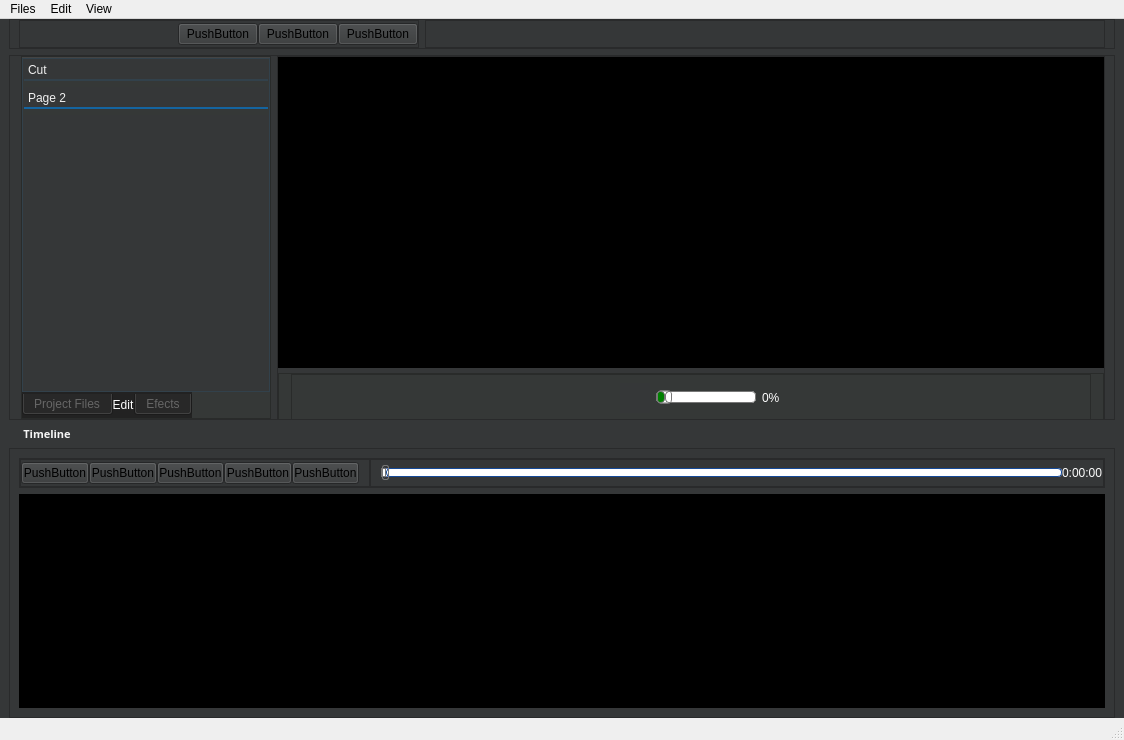
Above: VideoEditor/ui/mainwindow.ui from NorthSIdeOne/VideoEditor before the change. Below: the same form after it.
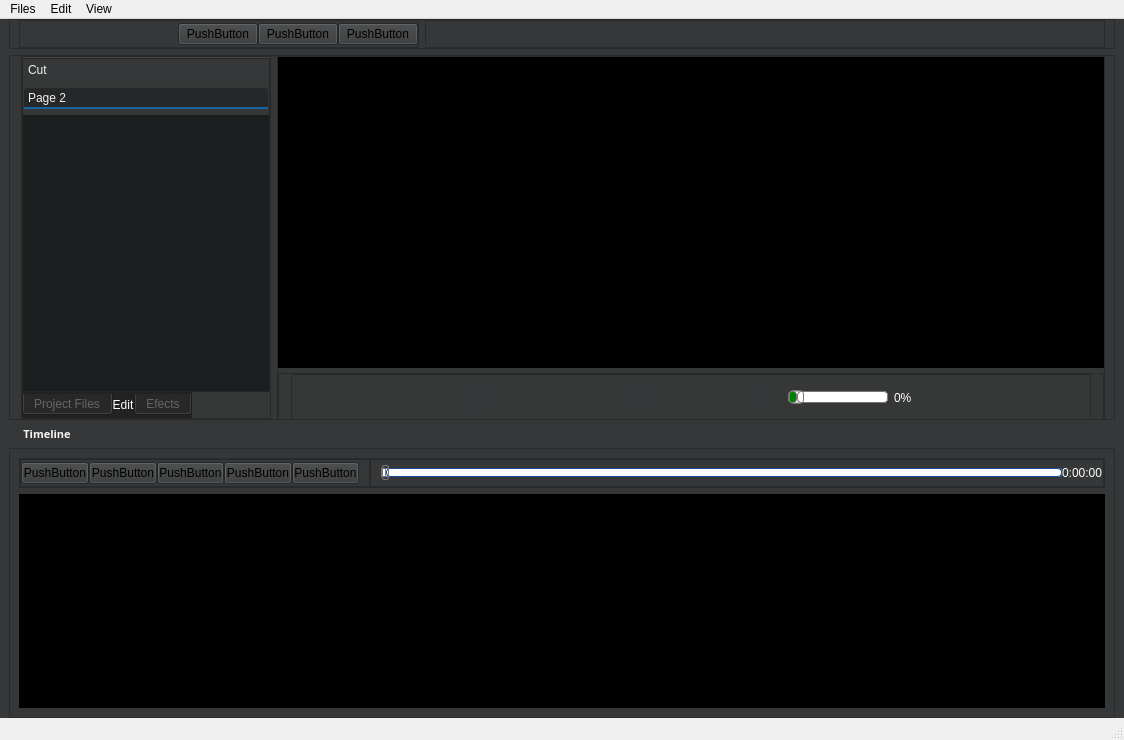
That is the form after the change. The open tabs and pages were chosen to show the change. Icons and pictures are not drawn.

Commit message: -Added skip forward/back 15 seconds icons and functions -Added speed control functionality -Added a test version of timeline

What changed in the file:
```diff
--- a/VideoEditor/ui/mainwindow.ui
+++ b/VideoEditor/ui/mainwindow.ui
@@ -409,7 +409,8 @@
                  <string notr="true">QToolBox {
   padding: 0px;
   border: 0px;
-  border: 1px solid #32414B;
+  border: 1px solid rgb(37, 38, 39);
+
 }
 
 QToolBox:selected {
@@ -418,7 +419,7 @@
 }
 
 QToolBox::tab {
-  background-color: #353738;
+  background-color:#353738;
   border: 1px solid#353738;
   color: #F0F0F0;
   border-top-left-radius: 4px;
@@ -426,21 +427,21 @@
 }
 
 QToolBox::tab:disabled {
-  color:#353738;
+  color:red;
 }
 
 QToolBox::tab:selected {
-  background-color: #353738;
+  background-color: rgb(38, 39, 40);
   border-bottom: 2px solid #1464A0;
 }
 
 QToolBox::tab:selected:disabled {
-  background-color: #353738;
+  background-color:red;
   border-bottom: 2px solid #14506E;
 }
 
 QToolBox::tab:!selected {
-  background-color: #353738;
+  background-color: rgb(40, 42, 43)
   border-bottom: 2px solid #32414B;
 }
 
@@ -480,10 +481,13 @@
                   <rect>
                    <x>0</x>
                    <y>0</y>
-                   <width>100</width>
-                   <height>30</height>
+                   <width>246</width>
+                   <height>263</height>
                   </rect>
                  </property>
+                 <property name="styleSheet">
+                  <string notr="true">background:rgb(29, 30, 31)</string>
+                 </property>
                  <attribute name="label">
                   <string>Page 2</string>
                  </attribute>
@@ -712,6 +716,76 @@
                   </property>
                  </widget>
                 </item>
+                <item>
+                 <spacer name="horizontalSpacer_7">
+                  <property name="orientation">
+                   <enum>Qt::Horizontal</enum>
+                  </property>
+                  <property name="sizeType">
+                   <enum>QSizePolicy::Preferred</enum>
+                  </property>
+                  <property name="sizeHint" stdset="0">
+                   <size>
+                    <width>20</width>
+                    <height>20</height>
+                   </size>
+                  </property>
+                 </spacer>
+                </item>
+                <item>
+                 <widget class="QPushButton" name="skipbackButton">
+                  <property name="minimumSize">
+                   <size>
+                    <width>40</width>
+                    <height>40</height>
+                   </size>
+                  </property>
+                  <property name="maximumSize">
+                   <size>
+                    <width>40</width>
+                    <height>40</height>
+                   </size>
+                  </property>
+                  <property name="styleSheet">
+                   <string notr="true">QPushButton {
+    color: #333;
+    border: 0px solid #555;
+    border-radius: 20px;
+    background:#353738;
+    }
+
+QPushButton:hover {
+    background: qradialgradient(
+        cx: 0.3, cy: -0.4, fx: 0.3, fy: -0.4,
+        radius: 1.35, stop: 0 #fff, stop: 1 #bbb
+        );
+    }
+QPushButton:pressed {
+    border-style: inset;
+    background: qradialgradient(
+        cx: 0.4, cy: -0.1, fx: 0.4, fy: -0.1,
+        radius: 1.35, stop: 0 #fff, stop: 1 #ddd
+        );
+    }</string>
+                  </property>
+                  <property name="text">
+                   <string/>
+                  </property>
+                  <property name="icon">
+                   <iconset>
+                    <normaloff>../resources/icons/GUI_Icons/15seconds_back.png</normaloff>../resources/icons/GUI_Icons/15seconds_back.png</iconset>
+                  </property>
+                  <property name="iconSize">
+                   <size>
+                    <width>50</width>
+                    <height>50</height>
+                   </size>
+                  </property>
+                  <property name="flat">
+                   <bool>false</bool>
+                  </property>
+                 </widget>
+                </item>
                 <item>
                  <spacer name="horizontalSpacer_3">
                   <property name="orientation">
@@ -801,6 +875,76 @@
                   </property>
                  </spacer>
                 </item>
+                <item>
+                 <widget class="QPushButton" name="skipforwardButton">
+                  <property name="minimumSize">
+                   <size>
+                    <width>40</width>
+                    <height>40</height>
+                   </size>
+                  </property>
+                  <property name="maximumSize">
+                   <size>
+                    <width>40</width>
+                    <height>40</height>
+                   </size>
+                  </property>
+                  <property name="styleSheet">
+                   <string notr="true">QPushButton {
+    color: #333;
+    border: 0px solid #555;
+    border-radius: 20px;
+    background:#353738;
+    }
+
+QPushButton:hover {
+    background: qradialgradient(
+        cx: 0.3, cy: -0.4, fx: 0.3, fy: -0.4,
+        radius: 1.35, stop: 0 #fff, stop: 1 #bbb
+        );
+    }
+QPushButton:pressed {
+    border-style: inset;
+    background: qradialgradient(
+        cx: 0.4, cy: -0.1, fx: 0.4, fy: -0.1,
+        radius: 1.35, stop: 0 #fff, stop: 1 #ddd
+        );
+    }</string>
+                  </property>
+                  <property name="text">
+                   <string/>
+                  </property>
+                  <property name="icon">
+                   <iconset>
+                    <normaloff>../resources/icons/GUI_Icons/15seconds_forward.png</normaloff>../resources/icons/GUI_Icons/15seconds_forward.png</iconset>
+                  </property>
+                  <property name="iconSize">
+                   <size>
+                    <width>50</width>
+                    <height>50</height>
+                   </size>
+                  </property>
+                  <property name="flat">
+                   <bool>false</bool>
+                  </property>
+                 </widget>
+                </item>
+                <item>
+                 <spacer name="horizontalSpacer_8">
+                  <property name="orientation">
+                   <enum>Qt::Horizontal</enum>
+                  </property>
+                  <property name="sizeType">
+                   <enum>QSizePolicy::Preferred</enum>
+                  </property>
+                  <property name="sizeHint" stdset="0">
+                   <size>
+                    <width>20</width>
+                    <height>20</height>
+                   </size>
+                  </property>
+                 </spacer>
+                </item>
                 <item>
                  <widget class="QPushButton" name="fastForward">
                   <property name="minimumSize">
```
Left out of the diff: 6 changed lines with no effect on the pictures. The commit also changes 14 other files.
